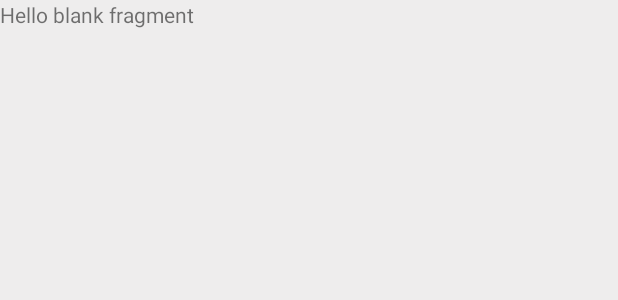
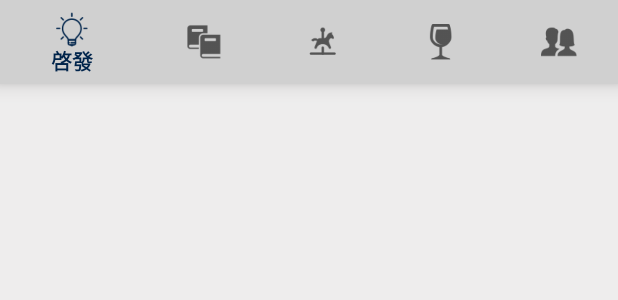
Before and after one commit to kenchan13/NTHU-CHAT-Kotlin-rebuild-master, an Android app: the layout fragment_discover.xml on its own in the app's theme, with its tools: preview values and no code run, on a phone screen of 412 x 824 dp. Shown: the top 300 px of the screen. Run offline under Robolectric (Android 15) with nearby library versions, the phone set to English and light mode, and no system bars.

Commit message:
add navigation bar

```diff
--- a/app/src/main/java/com/google/firebase/codelab/nthuchat/DiscoverFragment.kt
+++ b/app/src/main/java/com/google/firebase/codelab/nthuchat/DiscoverFragment.kt
@@ -54,6 +54,7 @@ class DiscoverFragment : Fragment() {
         // Initialize Firebase Auth
         mFirebaseAuth = FirebaseAuth.getInstance()
         mFirebaseUser = mFirebaseAuth.currentUser
+
 
 
         Log.d("currentUser", mFirebaseUser?.displayName.toString())
--- a/app/src/main/res/layout/fragment_discover.xml
+++ b/app/src/main/res/layout/fragment_discover.xml
@@ -2,12 +2,19 @@
     xmlns:tools="http://schemas.android.com/tools"
     android:layout_width="match_parent"
     android:layout_height="match_parent"
+    xmlns:app="http://schemas.android.com/apk/res-auto"
     tools:context="com.google.firebase.codelab.nthuchat.DiscoverFragment">
 
     <!-- TODO: Update blank fragment layout -->
-    <TextView
+
+
+
+
+    <android.support.design.widget.BottomNavigationView
         android:layout_width="match_parent"
-        android:layout_height="match_parent"
-        android:text="@string/hello_blank_fragment" />
-
+        android:layout_height="wrap_content"
+        android:layout_alignParentBottom="true"
+        android:layout_marginBottom="0dp"
+        app:itemBackground="@color/white"
+        app:menu="@menu/bottom_navigation_map" />
 </FrameLayout>
```
Also changed, not shown: app/src/main/res/menu/discover_bottom_navigation.xml (added, +40 -0 lines).
